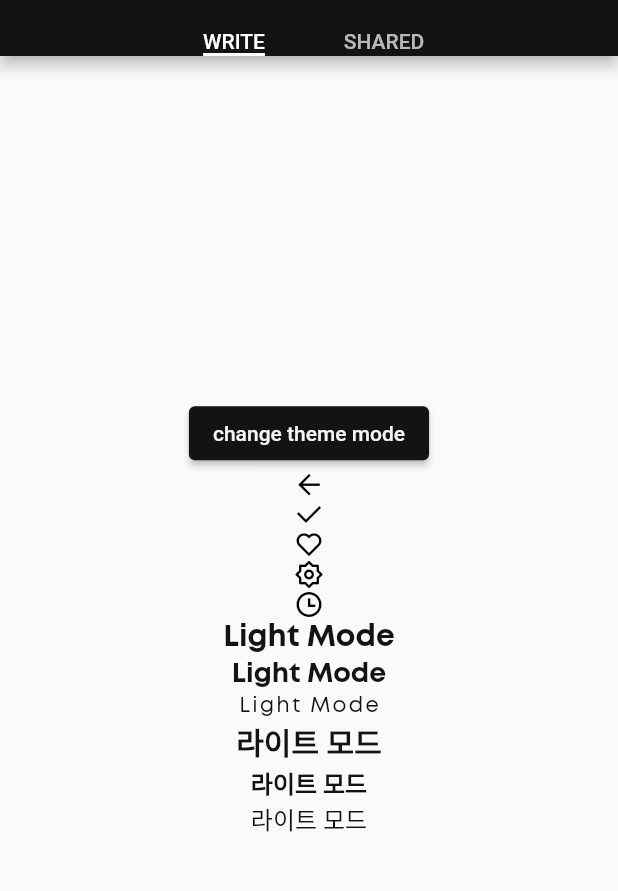
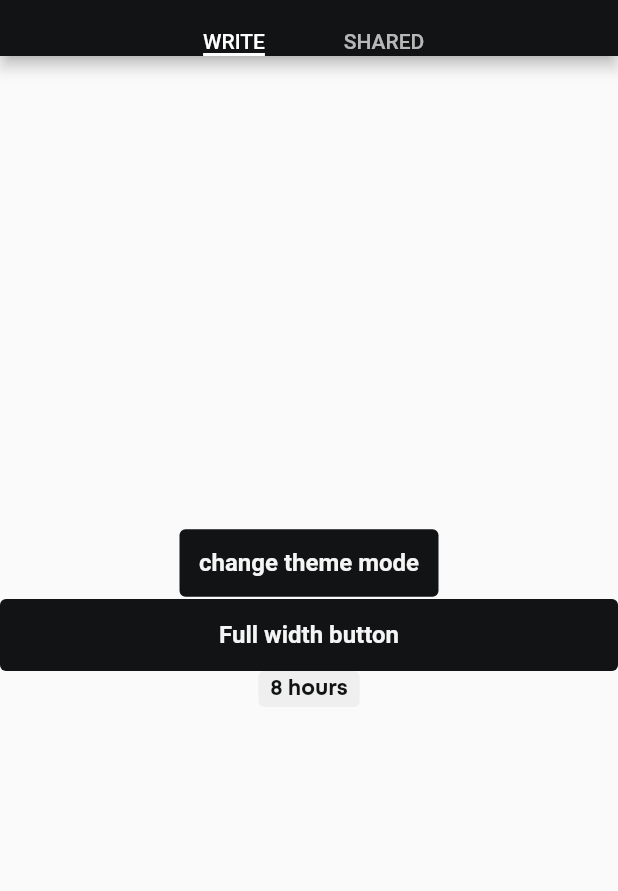
Before and after one commit to Billionaire-Project/four_hours_client, a Flutter app: the screen it shows once a user with an empty profile is signed in, on a phone screen of 412 x 824 dp, the part 58-949 px from its top. Run offline on Flutter 3.47's test engine with Material 2 defaults, Android fonts, the phone set to English and light mode, and no system bars; our stand-ins replace firebase_auth, firebase_core, flutter_riverpod, go_router, google_sign_in, shared_preferences; accounts and stored records are empty; Roboto replaces fonts that are missing (Pretendard).

Commit message:
[Add] Add common widgets

```diff
--- /dev/null
+++ b/lib/views/widgets/common_button_fill.dart
@@ -0,0 +1,17 @@
+import 'package:flutter/material.dart';
+
+class CommonButtonFill extends StatelessWidget {
+  final void Function()? onPressed;
+  final Widget child;
+  const CommonButtonFill(
+      {Key? key, required this.onPressed, required this.child})
+      : super(key: key);
+
+  @override
+  Widget build(BuildContext context) {
+    return ElevatedButton(
+      onPressed: onPressed,
+      child: child,
+    );
+  }
+}
--- /dev/null
+++ b/lib/views/widgets/common_full_width_text_button.dart
@@ -0,0 +1,32 @@
+import 'package:flutter/material.dart';
+
+class CommonFullWidthTextButton extends StatelessWidget {
+  final VoidCallback onPressed;
+  final String text;
+  const CommonFullWidthTextButton({
+    Key? key,
+    required this.onPressed,
+    required this.text,
+  }) : super(key: key);
+
+  @override
+  Widget build(BuildContext context) {
+    return InkWell(
+      onTap: onPressed,
+      child: Container(
+          width: double.infinity,
+          height: 48,
+          padding: const EdgeInsets.symmetric(vertical: 13),
+          decoration: BoxDecoration(
+              color: Theme.of(context).colorScheme.primary,
+              borderRadius: BorderRadius.circular(4)),
+          child: Center(
+            child: Text(text,
+                style: Theme.of(context)
+                    .textTheme
+                    .titleMedium!
+                    .copyWith(color: Theme.of(context).colorScheme.onPrimary)),
+          )),
+    );
+  }
+}
--- /dev/null
+++ b/lib/views/widgets/common_text_button.dart
@@ -0,0 +1,16 @@
+import 'package:flutter/material.dart';
+
+class CommonTextButton extends StatelessWidget {
+  final void Function()? onPressed;
+  final Widget child;
+  const CommonTextButton({Key? key, this.onPressed, required this.child})
+      : super(key: key);
+
+  @override
+  Widget build(BuildContext context) {
+    return TextButton(
+      onPressed: onPressed,
+      child: child,
+    );
+  }
+}
--- /dev/null
+++ b/lib/views/widgets/common_title.dart
@@ -0,0 +1,17 @@
+import 'package:flutter/material.dart';
+
+class CommonTitle extends StatelessWidget {
+  String data;
+  CommonTitle(this.data, {Key? key}) : super(key: key);
+
+  @override
+  Widget build(BuildContext context) {
+    return Text(
+      data,
+      style: Theme.of(context)
+          .textTheme
+          .headlineMedium!
+          .copyWith(fontFamily: 'Mont'),
+    );
+  }
+}
--- /dev/null
+++ b/lib/views/widgets/text_container.dart
@@ -0,0 +1,38 @@
+import 'package:flutter/material.dart';
+
+class TextContainer extends StatelessWidget {
+  final String text;
+  final TextStyle textStyle;
+  final EdgeInsets padding;
+  final BoxDecoration boxDecoration;
+
+  const TextContainer({
+    Key? key,
+    required this.text,
+    required this.textStyle,
+    required this.boxDecoration,
+    this.padding = const EdgeInsets.all(8.0),
+  }) : super(key: key);
+
+  @override
+  Widget build(BuildContext context) {
+    final textPainter = TextPainter(
+      text: TextSpan(text: text, style: textStyle),
+      maxLines: 1,
+      textDirection: TextDirection.ltr,
+    )..layout(maxWidth: double.infinity);
+
+    return Container(
+      padding: padding,
+      width: textPainter.width + padding.horizontal,
+      height: textPainter.height + padding.vertical,
+      decoration: boxDecoration,
+      child: Text(
+        text,
+        style: textStyle,
+        maxLines: 1,
+        overflow: TextOverflow.ellipsis,
+      ),
+    );
+  }
+}
--- /dev/null
+++ b/lib/views/widgets/time_label.dart
@@ -0,0 +1,20 @@
+import 'package:flutter/material.dart';
+import 'package:four_hours_client/utils/app_colors.dart';
+import 'package:four_hours_client/utils/mont_text_style.dart';
+import 'package:four_hours_client/views/widgets/text_container.dart';
+
+class TimeLabel extends StatelessWidget {
+  final String text;
+  const TimeLabel({Key? key, required this.text}) : super(key: key);
+
+  @override
+  Widget build(BuildContext context) {
+    return TextContainer(
+        text: text,
+        textStyle: MontTextStyle.labelSmall,
+        padding: const EdgeInsets.symmetric(horizontal: 8.0, vertical: 2.0),
+        boxDecoration: BoxDecoration(
+            color: AppLightColors.gray100,
+            borderRadius: BorderRadius.circular(4.0)));
+  }
+}
--- a/lib/views/write_tab/write_page.dart
+++ b/lib/views/write_tab/write_page.dart
@@ -1,8 +1,10 @@
 import 'package:flutter/material.dart';
 import 'package:flutter_riverpod/flutter_riverpod.dart';
 import 'package:four_hours_client/providers/theme_provider.dart';
-import 'package:four_hours_client/utils/custom_icons.dart';
+import 'package:four_hours_client/views/widgets/common_full_width_text_button.dart';
+import 'package:four_hours_client/views/widgets/common_text_button.dart';
 import 'package:four_hours_client/views/widgets/main_wrapper.dart';
+import 'package:four_hours_client/views/widgets/time_label.dart';
 
 class WritePage extends ConsumerWidget {
   const WritePage({Key? key}) : super(key: key);
@@ -10,75 +12,25 @@ class WritePage extends ConsumerWidget {
 
   @override
   Widget build(BuildContext context, WidgetRef ref) {
-    final isDarkMode = ref.watch(themeNotifierProvider);
     return MainWrapper(
+      child: Center(
         child: Column(
+          mainAxisSize: MainAxisSize.min,
           mainAxisAlignment: MainAxisAlignment.center,
           children: [
-          ElevatedButton(
+            CommonTextButton(
               onPressed: () =>
                   ref.read(themeNotifierProvider.notifier).changeTheme(),
               child: const Text('change theme mode'),
             ),
-          const Icon(
-            CustomIcons.arrow_left_line,
-            size: 20,
-            color: Colors.black,
+            CommonFullWidthTextButton(
+                onPressed: () {
+                  print('jay --- full width button');
+                },
+                text: 'Full width button'),
+            const TimeLabel(text: '8 hours')
+          ],
         ),
-          const Icon(
-            CustomIcons.check_line,
-            size: 20,
-            color: Colors.black,
-          ),
-          const Icon(
-            CustomIcons.heart_line,
-            size: 20,
-            color: Colors.black,
-          ),
-          const Icon(
-            CustomIcons.settings_line,
-            size: 20,
-            color: Colors.black,
-          ),
-          const Icon(
-            CustomIcons.time_line,
-            size: 20,
-            color: Colors.black,
-          ),
-          Center(
-            child: Text(isDarkMode ? 'Dark Mode' : 'Light Mode',
-                style: Theme.of(context)
-                    .textTheme
-                    .headlineSmall
-                    ?.copyWith(fontFamily: 'Mont')),
-          ),
-          Center(
-            child: Text(isDarkMode ? 'Dark Mode' : 'Light Mode',
-                style: Theme.of(context)
-                    .textTheme
-                    .titleLarge
-                    ?.copyWith(fontFamily: 'Mont')),
-          ),
-          Center(
-            child: Text(isDarkMode ? 'Dark Mode' : 'Light Mode',
-                style: Theme.of(context)
-                    .textTheme
-                    .labelSmall
-                    ?.copyWith(fontFamily: 'Mont')),
-          ),
-          Center(
-            child: Text(isDarkMode ? '다크 모드' : '라이트 모드',
-                style: Theme.of(context).textTheme.headlineSmall),
-          ),
-          Center(
-            child: Text(isDarkMode ? '다크 모드' : '라이트 모드',
-                style: Theme.of(context).textTheme.titleMedium),
-          ),
-          Center(
-            child: Text(isDarkMode ? '다크 모드' : '라이트 모드',
-                style: Theme.of(context).textTheme.bodyMedium),
-          )
-        ],
       ),
     );
   }
```
Lines whose indentation alone changed are shown as unchanged.
